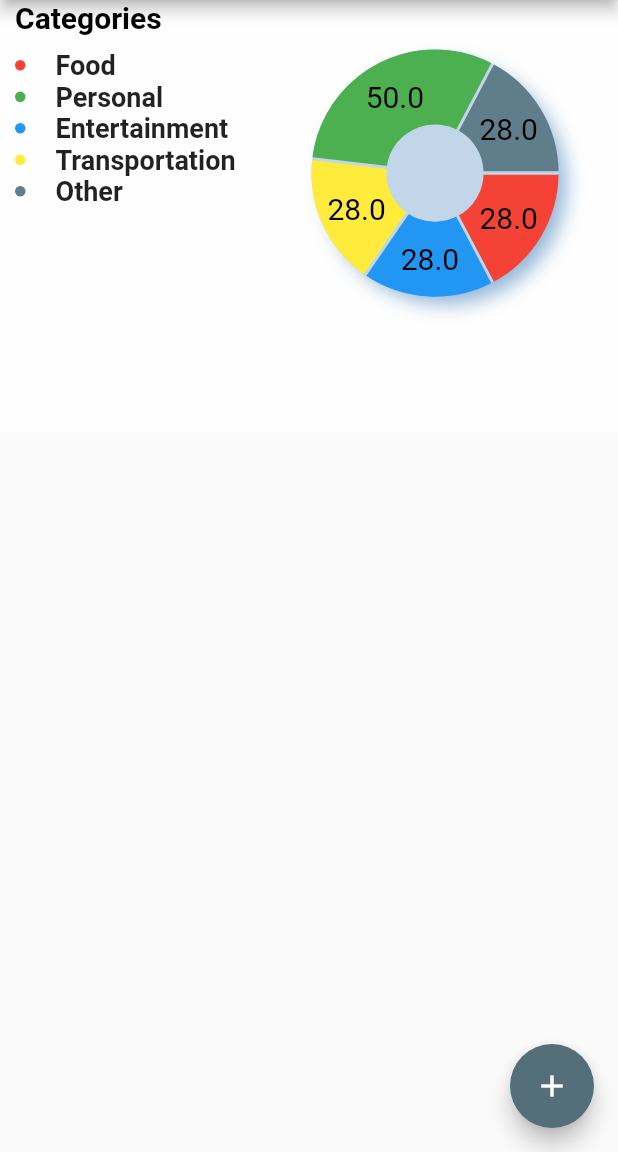
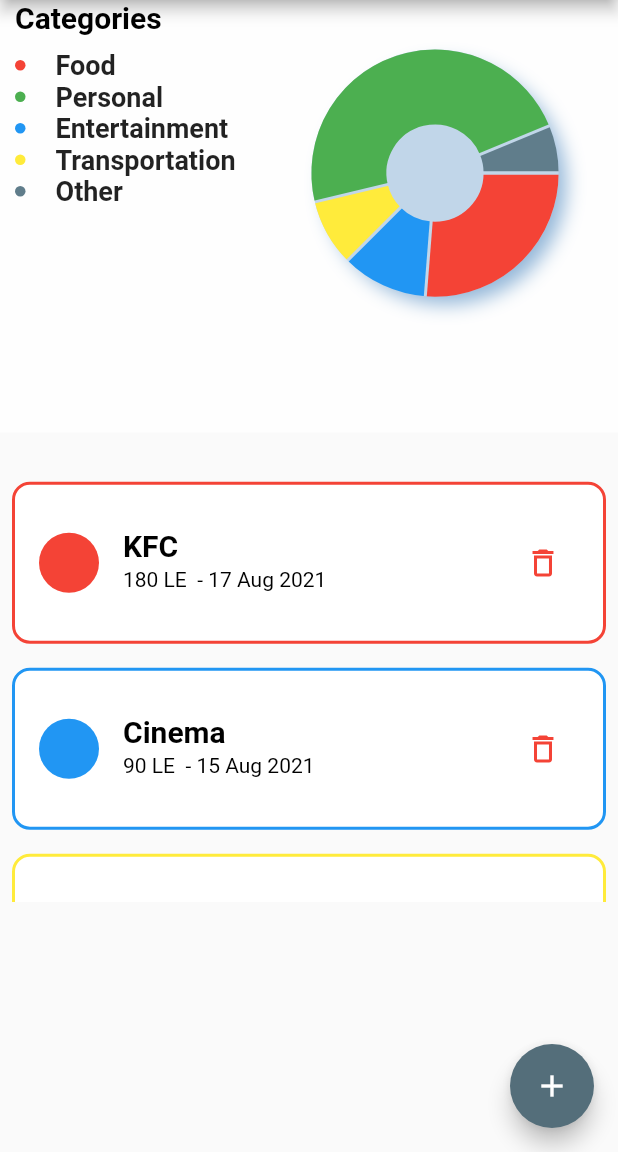
Before and after one commit to YoussifHany51/Budget_tracker, a Flutter app: the screen it shows after launch, on a phone screen of 412 x 824 dp, the part 84-1236 px from its top. Run offline on Flutter 3.47's test engine with Material 2 defaults, Android fonts, the phone set to English and light mode, and no system bars; drawn by our look-alikes of fl_chart; our stand-ins replace sqflite; accounts and stored records are empty.

Commit message:
Some edits

```diff
--- a/budget_tracker/lib/expenses/pieChart.dart
+++ b/budget_tracker/lib/expenses/pieChart.dart
@@ -18,29 +18,34 @@ class _PieChartItemState extends State<PieChartItem> {
     super.initState();
     PieChartSectionData food = PieChartSectionData(
       color: Colors.red,
-        value: 28,
+      value: 210,
       radius: 50,
-        titleStyle: TextStyle(fontSize: 20, color: Colors.black));
+      showTitle: false,
+    );
     PieChartSectionData entertainment = PieChartSectionData(
       color: Colors.blue,
-        value: 28,
+      value: 90,
       radius: 50,
-        titleStyle: TextStyle(fontSize: 20, color: Colors.black));
+      showTitle: false,
+    );
     PieChartSectionData transportation = PieChartSectionData(
       color: Colors.yellow,
-        value: 28,
+      value: 70,
       radius: 50,
-        titleStyle: TextStyle(fontSize: 20, color: Colors.black));
+      showTitle: false,
+    );
     PieChartSectionData personal = PieChartSectionData(
       color: Colors.green,
+      value: 380,
+      radius: 50,
+      showTitle: false,
+    );
+    PieChartSectionData other = PieChartSectionData(
+      color: Colors.blueGrey,
       value: 50,
       radius: 50,
-        titleStyle: TextStyle(fontSize: 20, color: Colors.black));
-    PieChartSectionData other = PieChartSectionData(
-        color: Colors.blueGrey,
-        value: 28,
-        radius: 50,
-        titleStyle: TextStyle(fontSize: 20, color: Colors.black));
+      showTitle: false,
+    );
     _sections = [food, entertainment, transportation, personal, other];
   }
 
--- a/budget_tracker/lib/main.dart
+++ b/budget_tracker/lib/main.dart
@@ -11,6 +11,7 @@ class MyApp extends StatelessWidget {
   @override
   Widget build(BuildContext context) {
     return MaterialApp(
+      debugShowCheckedModeBanner: false,
       title: 'Budget Tracker',
       home: HomeScreen(),
     );
--- a/budget_tracker/lib/screens/homeScreen.dart
+++ b/budget_tracker/lib/screens/homeScreen.dart
@@ -1,6 +1,9 @@
 import 'package:budget_tracker/expenses/expenses_view.dart';
+import 'package:budget_tracker/models/data/dataList.dart';
 import 'package:budget_tracker/models/item.dart';
+import 'package:budget_tracker/models/itemList.dart';
 import 'package:budget_tracker/utils/database_helper.dart';
+import 'package:budget_tracker/widget/listWidget.dart';
 import 'package:flutter/material.dart';
 import 'package:flutter/rendering.dart';
 import 'package:sqflite/sqflite.dart';
@@ -15,10 +18,13 @@ class HomeScreen extends StatefulWidget {
 }
 
 class _HomeScreenState extends State<HomeScreen> {
+  final listKey = GlobalKey<AnimatedListState>();
+
   int count = 0;
   DatabaseHelper databaseHelper = DatabaseHelper();
   List<Item>? itemList;
 
+  final List<ListItem> items = List.from(listItems);
   @override
   Widget build(BuildContext context) {
 // ignore: unnecessary_null_comparison
@@ -70,12 +76,36 @@ class _HomeScreenState extends State<HomeScreen> {
                   alignment: Alignment.center,
                   height: height * 0.35,
                   // width: 200.0,
-                    child: getItemList(),
-                  )),
+                  // child: getItemList(),
+                  child: AnimatedList(
+                    key: listKey,
+                    initialItemCount: items.length,
+                    itemBuilder: (context, index, animation) => ListItemWidget(
+                      item: items[index],
+                      animation: animation,
+                      onClicked: () => removeItem(index),
+                    ),
+                  ),
+                ),
+              ),
             ],
           ),
         ),
       ),
+    );
+  }
+
+  void removeItem(int index) {
+    final removedItem = items[index];
+    items.removeAt(index);
+    listKey.currentState!.removeItem(
+      index,
+      (context, animation) => ListItemWidget(
+        item: removedItem,
+        animation: animation,
+        onClicked: () {},
+      ),
+      duration: Duration(milliseconds: 600),
     );
   }
 
```
Also changed, not shown: budget_tracker/lib/screens/addItem.dart (+17 -16 lines). Lines whose indentation alone changed are shown as unchanged.
